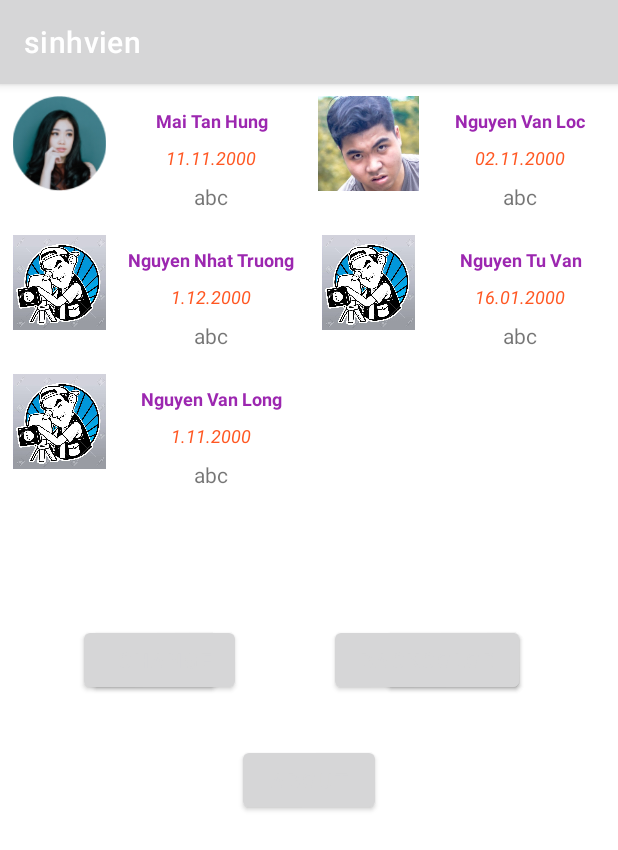
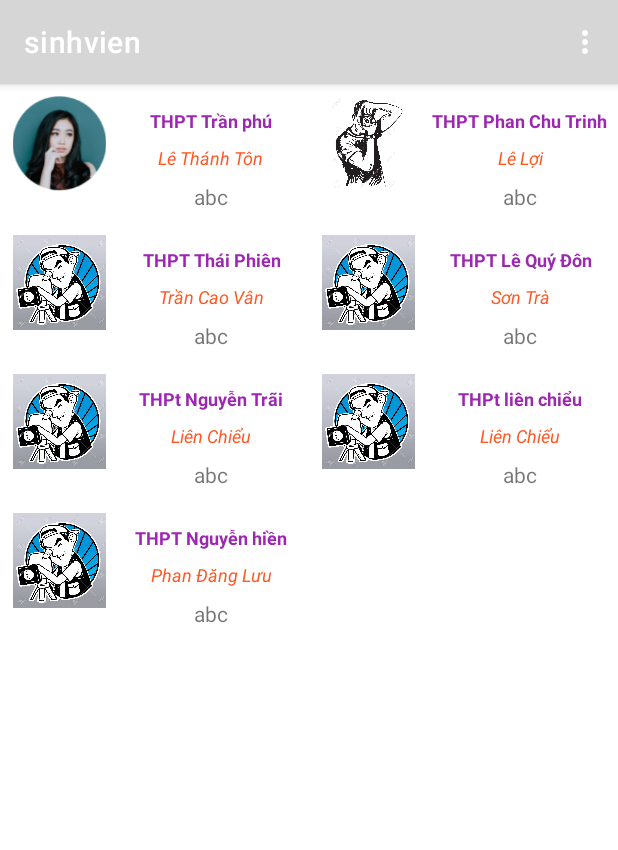
Before and after one commit to locDEV169/sinhvien, an Android app: the screen it shows after launch (MainActivity), on a phone screen of 412 x 824 dp. Shown: the top 850 px of the screen. Run offline under Robolectric (Android 15) with nearby library versions, the phone set to English and light mode, and no system bars.

Commit message:
Change Slide

```diff
--- a/app/src/main/java/com/example/sinhvien/CountryInfo.kt
+++ /dev/null
@@ -1,4 +0,0 @@
-package com.example.sinhvien
-
-class CountryInfo(val name:String,val population:String, var detail: String,val flag:Int) {
-}
--- a/app/src/main/java/com/example/sinhvien/MainActivity.kt
+++ b/app/src/main/java/com/example/sinhvien/MainActivity.kt
@@ -1,25 +1,48 @@
 package com.example.sinhvien
 
-import android.content.Context
+import android.annotation.SuppressLint
 import androidx.appcompat.app.AppCompatActivity
 import android.os.Bundle
-import android.webkit.URLUtil
+import android.view.Menu
+import android.view.MenuItem
 import android.widget.Button
-import android.widget.ListView
 import android.widget.Toast
 import androidx.core.content.ContextCompat
 import androidx.recyclerview.widget.GridLayoutManager
 import androidx.recyclerview.widget.RecyclerView
 
 class MainActivity : AppCompatActivity() {
-    val countrySource = listOf<CountryInfo>(
-            CountryInfo("Mai Tan Hung", "11.11.2000", "abc", R.drawable.profile),
-            CountryInfo("Nguyen Van Loc", "02.11.2000", "abc", R.drawable.loc_1),
-            CountryInfo("Nguyen Nhat Truong", "1.12.2000", "abc", R.drawable.videofilmer),
-            CountryInfo("Nguyen Tu Van", "16.01.2000", "abc", R.drawable.videofilmer),
-            CountryInfo("Nguyen Van Long", "1.11.2000", "abc", R.drawable.videofilmer)
+    val countrySource = listOf<SchoolInfo>(
+            SchoolInfo("THPT Trần phú", "Lê Thánh Tôn", "abc", R.drawable.profile),
+            SchoolInfo("THPT Phan Chu Trinh", "Lê Lợi", "abc", R.drawable.weiem),
+            SchoolInfo("THPT Thái Phiên", "Trần Cao Vân", "abc", R.drawable.videofilmer),
+            SchoolInfo("THPT Lê Quý Đôn", "Sơn Trà", "abc", R.drawable.videofilmer),
+            SchoolInfo("THPt Nguyễn Trãi", "Liên Chiểu", "abc", R.drawable.videofilmer),
+            SchoolInfo("THPt liên chiểu", "Liên Chiểu", "abc", R.drawable.videofilmer),
+            SchoolInfo("THPT Nguyễn hiền", "Phan Đăng Lưu", "abc", R.drawable.videofilmer)
+
     )
+    override fun onCreateOptionsMenu(menu: Menu?): Boolean {
+        menuInflater.inflate(R.menu.option_menu,menu)
+        return super.onCreateOptionsMenu(menu)
+    }
+    @SuppressLint("ResourceAsColor")
+    override fun onOptionsItemSelected(item: MenuItem): Boolean {
+        val schoolRecyclerView = findViewById<RecyclerView>(R.id.countryRV)
+        when(item.itemId){
+            R.id.BackgroudColor -> {
+                schoolRecyclerView.setBackgroundColor(ContextCompat.getColor(this, R.color.purple_200))
+            }
+            R.id.DefaultColor -> {
+                schoolRecyclerView.setBackgroundColor(ContextCompat.getColor(this, R.color.white))
+            }
+            R.id.About -> {
 
+                Toast.makeText(this, "This is an app show list School", Toast.LENGTH_LONG).show()
+            }
+        }
+        return super.onOptionsItemSelected(item)
+    }
     override fun onCreate(savedInstanceState: Bundle?) {
         super.onCreate(savedInstanceState)
         setContentView(R.layout.activity_main)
@@ -27,19 +50,6 @@ class MainActivity : AppCompatActivity() {
         val countryAdapter = CountryRVAdapter(this, countrySource)
         countryRecyclerView.layoutManager = GridLayoutManager(this, 2)
         countryRecyclerView.adapter = countryAdapter
-        findViewById<Button>(R.id.changeColor_Btn).setOnClickListener {
-            countryRecyclerView.setBackgroundColor(ContextCompat.getColor(this, R.color.black))
-        }
-        findViewById<Button>(R.id.backColor).setOnClickListener {
-            countryRecyclerView.setBackgroundColor(ContextCompat.getColor(this, R.color.white))
-        }
-        findViewById<Button>(R.id.about).setOnClickListener {
-//            Toast.makeText(applicationContext, "test", Toast.LENGTH_LONG).show()
-            val text = "This is an app about manage of student!!!"
-            val duration = Toast.LENGTH_SHORT
 
-            val toast = Toast.makeText(applicationContext, text, duration)
-            toast.show()
-        }
     }
 }
--- a/app/src/main/java/com/example/sinhvien/CountryRVAdapter.kt
+++ b/app/src/main/java/com/example/sinhvien/SchoolAdapter.kt
@@ -8,7 +8,7 @@ import android.widget.ImageView
 import android.widget.TextView
 import androidx.recyclerview.widget.RecyclerView
 
-class CountryRVAdapter(val context: Context, val countrySource:List<CountryInfo>)
+class CountryRVAdapter(val context: Context, val countrySource:List<SchoolInfo>)
     : RecyclerView.Adapter<ViewHolder>(){
     override fun onCreateViewHolder(parent: ViewGroup, viewType: Int): ViewHolder {
         return ViewHolder(
@@ -20,14 +20,15 @@ class CountryRVAdapter(val context: Context, val countrySource:List<CountryInfo>
     }
     override fun onBindViewHolder(holder: ViewHolder, position: Int) {
         holder.nameTV.text = countrySource[position].name
-        holder.populationTV.text = countrySource[position].population
+        holder.positionTV.text = countrySource[position].position
         holder.detail.text = countrySource[position].detail
-        holder.flagIV.setImageResource(countrySource[position].flag)
+        holder.imgIV.setImageResource(countrySource[position].flag)
     }
+
 }
 class ViewHolder(view: View): RecyclerView.ViewHolder(view) {
-    val flagIV = view.findViewById<ImageView>(R.id.flagIV)
+    val imgIV = view.findViewById<ImageView>(R.id.imgTV)
     val nameTV = view.findViewById<TextView>(R.id.nameTV)
-    val populationTV = view.findViewById<TextView>(R.id.yearTV)
+    val positionTV = view.findViewById<TextView>(R.id.positionTV)
     val detail = view.findViewById<TextView>(R.id.detailTV)
 }
--- /dev/null
+++ b/app/src/main/java/com/example/sinhvien/SchoolInfo.kt
@@ -0,0 +1,4 @@
+package com.example.sinhvien
+
+class SchoolInfo(val name:String, val position :String, var detail: String, val flag:Int) {
+}
--- a/app/src/main/res/layout/activity_main.xml
+++ b/app/src/main/res/layout/activity_main.xml
@@ -17,100 +17,40 @@
         app:layout_constraintTop_toTopOf="parent"
         app:layout_constraintVertical_bias="0.0" />
 
-    <Button
-        android:id="@+id/Changecolor_btn"
-        android:layout_width="wrap_content"
-        android:layout_height="wrap_content"
-        android:layout_marginStart="56dp"
-        android:text="Blue"
-        app:layout_constraintBottom_toBottomOf="parent"
-        app:layout_constraintStart_toStartOf="@+id/countryRV"
-        app:layout_constraintTop_toTopOf="parent" />
+<!--    <Button-->
+<!--        android:id="@+id/changeColor_Btn"-->
+<!--        android:layout_width="wrap_content"-->
+<!--        android:layout_height="wrap_content"-->
+<!--        android:text="Change"-->
+<!--        app:layout_constraintBottom_toBottomOf="parent"-->
+<!--        app:layout_constraintEnd_toEndOf="parent"-->
+<!--        app:layout_constraintHorizontal_bias="0.177"-->
+<!--        app:layout_constraintStart_toStartOf="parent"-->
+<!--        app:layout_constraintTop_toTopOf="parent"-->
+<!--        app:layout_constraintVertical_bias="0.571"-->
+<!--        tools:ignore="MissingConstraints" />-->
 
-    <Button
-        android:id="@+id/Changecolor_Btn1"
-        android:layout_width="wrap_content"
-        android:layout_height="wrap_content"
-        android:layout_marginStart="48dp"
-        android:text="White "
-        app:layout_constraintBottom_toBottomOf="parent"
-        app:layout_constraintEnd_toEndOf="parent"
-        app:layout_constraintStart_toEndOf="@+id/Changecolor_btn"
-        app:layout_constraintTop_toTopOf="parent" />
+<!--    <Button-->
+<!--        android:id="@+id/backColor"-->
+<!--        android:layout_width="wrap_content"-->
+<!--        android:layout_height="wrap_content"-->
+<!--        android:layout_marginStart="32dp"-->
+<!--        android:text="BackColor"-->
+<!--        app:layout_constraintBottom_toBottomOf="parent"-->
+<!--        app:layout_constraintEnd_toEndOf="parent"-->
+<!--        app:layout_constraintStart_toEndOf="@+id/changeColor_Btn"-->
+<!--        app:layout_constraintTop_toTopOf="parent"-->
+<!--        app:layout_constraintVertical_bias="0.571" />-->
 
-    <Button
-        android:id="@+id/changeColor_Btn"
-        android:layout_width="wrap_content"
-        android:layout_height="wrap_content"
-        android:text="Change"
-        app:layout_constraintBottom_toBottomOf="parent"
-        app:layout_constraintEnd_toEndOf="parent"
-        app:layout_constraintHorizontal_bias="0.196"
-        app:layout_constraintStart_toStartOf="parent"
-        app:layout_constraintTop_toTopOf="parent"
-        tools:ignore="MissingConstraints" />
-
-    <Button
-        android:id="@+id/backColor"
-        android:layout_width="wrap_content"
-        android:layout_height="wrap_content"
-        android:text="BackColor"
-        app:layout_constraintBottom_toBottomOf="parent"
-        app:layout_constraintEnd_toEndOf="parent"
-        app:layout_constraintStart_toEndOf="@+id/changeColor_Btn"
-        app:layout_constraintTop_toTopOf="parent" />
-
-    <Button
-        android:id="@+id/about"
-        android:layout_width="wrap_content"
-        android:layout_height="wrap_content"
-        android:layout_marginTop="32dp"
-        android:text="About"
-        app:layout_constraintEnd_toEndOf="parent"
-        app:layout_constraintStart_toStartOf="parent"
-        app:layout_constraintTop_toBottomOf="@+id/Changecolor_btn" />
-
-    <!--    <RelativeLayout-->
-    <!--        android:id="@+id/rlVar1"-->
-    <!--        android:layout_width="match_parent"-->
-    <!--        android:layout_height="match_parent"-->
-    <!--        android:background="@color/green"-->
-    <!--        tools:context=".MainActivity"-->
-    <!--        tools:layout_editor_absoluteX="16dp"-->
-    <!--        tools:layout_editor_absoluteY="269dp">>-->
-
-    <!--        <LinearLayout-->
-    <!--            android:layout_width="wrap_content"-->
-    <!--            android:layout_height="wrap_content"-->
-    <!--            android:layout_below="@+id/tvVar1"-->
-    <!--            android:layout_alignParentStart="true"-->
-    <!--            android:layout_alignParentEnd="true"-->
-    <!--            android:layout_centerVertical="true"-->
-    <!--            android:layout_marginStart="36dp"-->
-    <!--            android:layout_marginEnd="55dp"-->
-    <!--            android:orientation="horizontal"-->
-    <!--            android:padding="10dp"-->
-    <!--            tools:ignore="UnknownId">-->
-
-    <!--            <Button-->
-    <!--                android:id="@+id/btVar1"-->
-    <!--                android:layout_width="150dp"-->
-    <!--                android:layout_height="wrap_content"-->
-    <!--                android:padding="20dp"-->
-    <!--                android:text="Cool"-->
-    <!--                android:textSize="25dp" />-->
-
-    <!--            <Button-->
-    <!--                android:id="@+id/btVar2"-->
-    <!--                android:layout_width="150dp"-->
-    <!--                android:layout_height="wrap_content"-->
-    <!--                android:padding="20dp"-->
-    <!--                android:text="Warm"-->
-    <!--                android:textSize="25dp" />-->
-
-    <!--        </LinearLayout>-->
-    <!--    </RelativeLayout>-->
-
-
+<!--    <Button-->
+<!--        android:id="@+id/about"-->
+<!--        android:layout_width="wrap_content"-->
+<!--        android:layout_height="wrap_content"-->
+<!--        android:layout_marginTop="64dp"-->
+<!--        android:text="About"-->
+<!--        app:layout_constraintEnd_toEndOf="parent"-->
+<!--        app:layout_constraintHorizontal_bias="0.498"-->
+<!--        app:layout_constraintStart_toStartOf="parent"-->
+<!--        app:layout_constraintTop_toBottomOf="@+id/changeColor_Btn" />-->
 
 </androidx.constraintlayout.widget.ConstraintLayout>
--- a/app/src/main/res/layout/row_item_country.xml
+++ b/app/src/main/res/layout/row_item_country.xml
@@ -1,14 +1,14 @@
 <?xml version="1.0" encoding="utf-8"?>
-<androidx.constraintlayout.widget.ConstraintLayout
-    xmlns:android="http://schemas.android.com/apk/res/android"
+<androidx.constraintlayout.widget.ConstraintLayout xmlns:android="http://schemas.android.com/apk/res/android"
     xmlns:app="http://schemas.android.com/apk/res-auto"
     xmlns:tools="http://schemas.android.com/tools"
+    android:id="@+id/deleteBtn"
     android:layout_width="match_parent"
     android:layout_height="wrap_content"
     android:paddingBottom="8dp">
 
     <ImageView
-        android:id="@+id/flagIV"
+        android:id="@+id/imgTV"
         android:layout_width="71dp"
         android:layout_height="63dp"
         android:layout_marginStart="4dp"
@@ -28,11 +28,11 @@
         android:textStyle="bold"
         app:layout_constraintEnd_toEndOf="parent"
         app:layout_constraintHorizontal_bias="0.511"
-        app:layout_constraintStart_toEndOf="@+id/flagIV"
-        app:layout_constraintTop_toTopOf="@+id/flagIV" />
+        app:layout_constraintStart_toEndOf="@+id/imgTV"
+        app:layout_constraintTop_toTopOf="@+id/imgTV" />
 
     <TextView
-        android:id="@+id/yearTV"
+        android:id="@+id/positionTV"
         android:layout_width="wrap_content"
         android:layout_height="wrap_content"
         android:layout_marginTop="8dp"
@@ -41,7 +41,7 @@
         android:textSize="12sp"
         android:textStyle="italic"
         app:layout_constraintEnd_toEndOf="parent"
-        app:layout_constraintStart_toEndOf="@+id/flagIV"
+        app:layout_constraintStart_toEndOf="@+id/imgTV"
         app:layout_constraintTop_toBottomOf="@+id/nameTV" />
 
     <TextView
@@ -52,6 +52,7 @@
         android:text="Detail"
         app:layout_constraintEnd_toEndOf="parent"
         app:layout_constraintHorizontal_bias="0.503"
-        app:layout_constraintStart_toEndOf="@+id/flagIV"
-        app:layout_constraintTop_toBottomOf="@+id/yearTV" />
+        app:layout_constraintStart_toEndOf="@+id/imgTV"
+        app:layout_constraintTop_toBottomOf="@+id/positionTV" />
+
 </androidx.constraintlayout.widget.ConstraintLayout>
--- /dev/null
+++ b/app/src/main/res/menu/option_menu.xml
@@ -0,0 +1,13 @@
+<?xml version="1.0" encoding="utf-8"?>
+<menu xmlns:app="http://schemas.android.com/apk/res-auto"
+    xmlns:android="http://schemas.android.com/apk/res/android">
+    <item
+        android:id="@+id/BackgroudColor"
+        android:title="BackgroundColor" />
+    <item
+        android:id="@+id/DefaultColor"
+        android:title="DefaultColor" />
+    <item
+        android:id="@+id/About"
+        android:title="About"/>
+</menu>
```
Also changed, not shown: app/src/main/res/drawable/truong_3.png (deleted), app/src/main/res/drawable/van_4.png (deleted).
